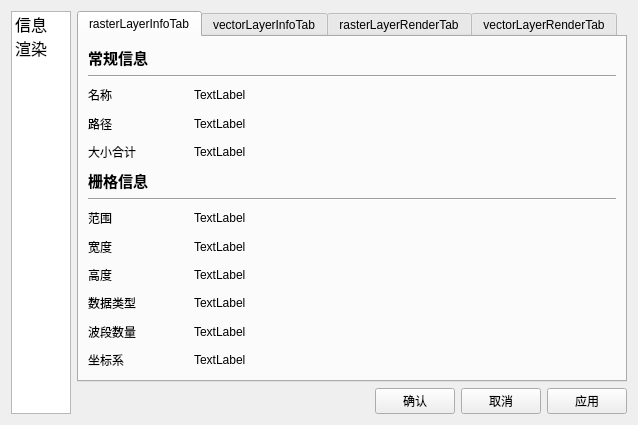
This is ui/LayerAttributeUI.ui in LianweiMa/DeeplearningSystem as Qt 5 draws it before an edit. The edited form follows.
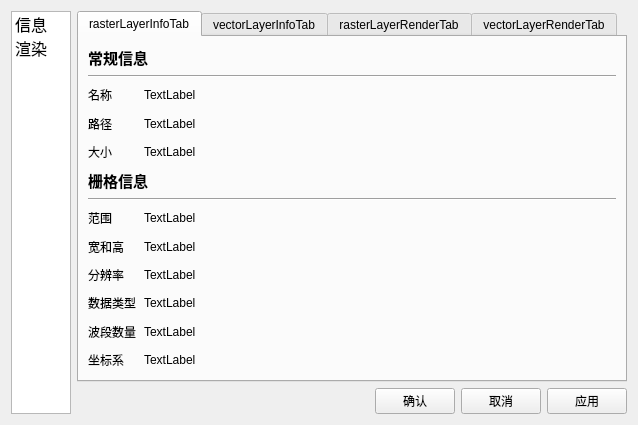
This is the edited form. The open tabs and pages were chosen to show the change.

What changed in the file:
```diff
--- a/ui/LayerAttributeUI.ui
+++ b/ui/LayerAttributeUI.ui
@@ -91,7 +91,7 @@
             <widget class="QLabel" name="label_3">
              <property name="maximumSize">
               <size>
-               <width>100</width>
+               <width>50</width>
                <height>16777215</height>
               </size>
              </property>
@@ -115,7 +115,7 @@
             <widget class="QLabel" name="label_5">
              <property name="maximumSize">
               <size>
-               <width>100</width>
+               <width>50</width>
                <height>16777215</height>
               </size>
              </property>
@@ -139,12 +139,12 @@
             <widget class="QLabel" name="label_7">
              <property name="maximumSize">
               <size>
-               <width>100</width>
+               <width>50</width>
                <height>16777215</height>
               </size>
              </property>
              <property name="text">
-              <string>大小合计</string>
+              <string>大小</string>
              </property>
             </widget>
            </item>
@@ -185,7 +185,7 @@
             <widget class="QLabel" name="label_10">
              <property name="maximumSize">
               <size>
-               <width>100</width>
+               <width>50</width>
                <height>16777215</height>
               </size>
              </property>
@@ -209,12 +209,12 @@
             <widget class="QLabel" name="label_12">
              <property name="maximumSize">
               <size>
-               <width>100</width>
+               <width>50</width>
                <height>16777215</height>
               </size>
              </property>
              <property name="text">
-              <string>宽度</string>
+              <string>宽和高</string>
              </property>
             </widget>
            </item>
@@ -233,12 +233,12 @@
             <widget class="QLabel" name="label_14">
              <property name="maximumSize">
               <size>
-               <width>100</width>
+               <width>50</width>
                <height>16777215</height>
               </size>
              </property>
              <property name="text">
-              <string>高度</string>
+              <string>分辨率</string>
              </property>
             </widget>
            </item>
@@ -257,7 +257,7 @@
             <widget class="QLabel" name="label_16">
              <property name="maximumSize">
               <size>
-               <width>100</width>
+               <width>50</width>
                <height>16777215</height>
               </size>
              </property>
@@ -281,7 +281,7 @@
             <widget class="QLabel" name="label_18">
              <property name="maximumSize">
               <size>
-               <width>100</width>
+               <width>50</width>
                <height>16777215</height>
               </size>
              </property>
@@ -305,7 +305,7 @@
             <widget class="QLabel" name="label_20">
              <property name="maximumSize">
               <size>
-               <width>100</width>
+               <width>50</width>
                <height>16777215</height>
               </size>
              </property>
```
Left out of the diff: 6 changed lines with no effect on the pictures.
